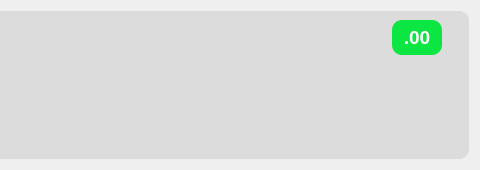
Old version of the form ui/result.ui in the repository Achu-Worifung/quickMove; both pictures show x 355 to 835 and y 0 to 170 of the 835 by 170 pixel window.
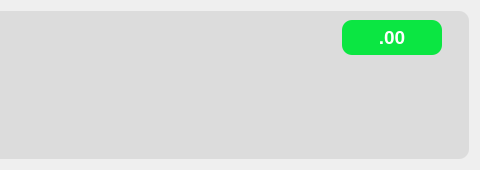
New version of the form. Icons and pictures are not drawn.

Diff of the .ui file:
```diff
--- a/ui/result.ui
+++ b/ui/result.ui
@@ -147,13 +147,13 @@
                 </property>
                 <property name="minimumSize">
                  <size>
-                  <width>35</width>
+                  <width>50</width>
                   <height>35</height>
                  </size>
                 </property>
                 <property name="maximumSize">
                  <size>
-                  <width>50</width>
+                  <width>100</width>
                   <height>35</height>
                  </size>
                 </property>
```
